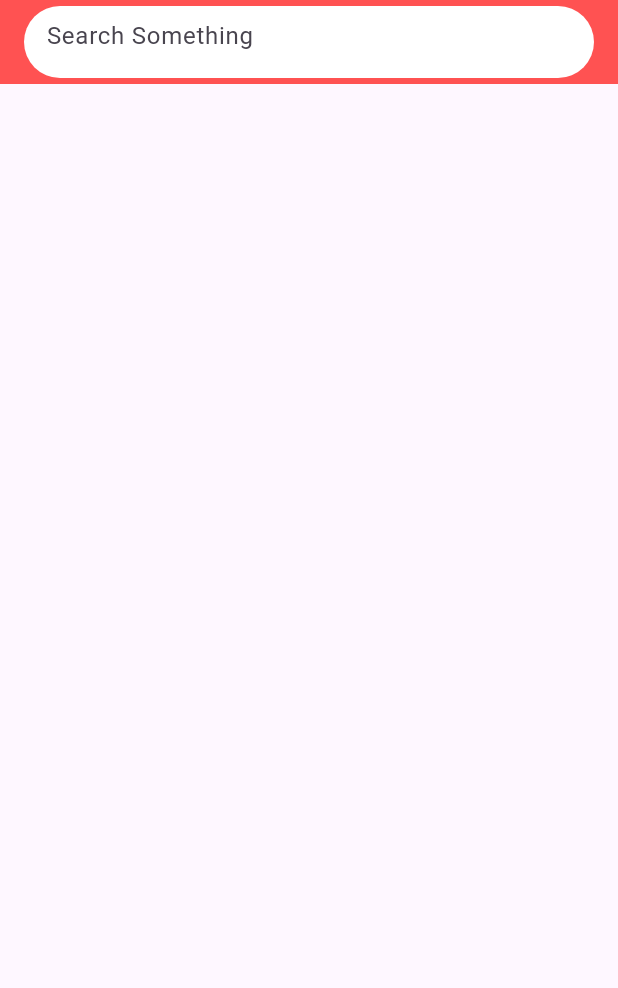
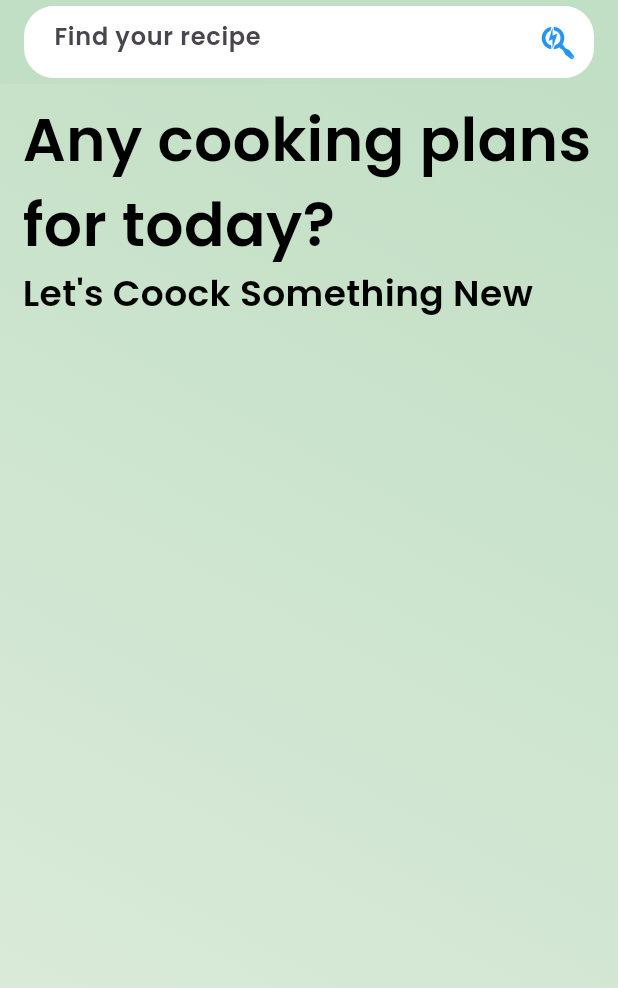
Before and after one commit to khairulcse76/ekitcheen, a Flutter app: the screen it shows after launch, on a phone screen of 412 x 824 dp. Shown: the top 988 px of the screen. Run offline on Flutter 3.47's test engine with Material 3 defaults, Android fonts, the phone set to English and light mode, and no system bars; our stand-ins replace font_awesome_flutter.

Commit message:
initial in home Laptop

```diff
--- a/lib/activity/home_activity.dart
+++ b/lib/activity/home_activity.dart
@@ -1,3 +1,4 @@
+import 'package:ekitcheen/widgets/MySearchBar.dart';
 import 'package:flutter/material.dart';
 import 'package:font_awesome_flutter/font_awesome_flutter.dart';
 
@@ -10,34 +11,74 @@ class HomeActivity extends StatefulWidget {
 
 class _HomeActivityState extends State<HomeActivity> {
   TextEditingController searchCtrl = TextEditingController();
+
+  @override
+  void dispose() {
+    searchCtrl.dispose();
+    super.dispose();
+  }
+
   @override
   Widget build(BuildContext context) {
     return Scaffold(
       appBar: AppBar(
-        backgroundColor: Colors.redAccent,
-        title:Container(
-          decoration: const BoxDecoration(
-            color: Colors.white,
-            borderRadius: BorderRadius.all(Radius.circular(30))
-          ),
-          child: Padding(
-            padding: const EdgeInsets.only(left: 15),
-            child: TextField(
-              controller: searchCtrl,
-              decoration: InputDecoration(
-                constraints: const BoxConstraints(
-                  maxWidth: 600,
-                ),
-                suffixIcon: IconButton(onPressed: (){}, icon: const Icon(FontAwesomeIcons.searchengin, color: Colors.white,)),
-                hintText: "Search Something",
-                border: InputBorder.none,
-              ),
-
-            ),
-          ),
-        ),
+        backgroundColor: Color(0xFFc1dfc4),
+        title:MySearchbar(
+            searchCtrl: searchCtrl,
+            backgroundColor: Colors.white,
+            textHint: "Find your recipe",
+            onPressedIcon: (){
+              if((searchCtrl.text).replaceAll(" ", "")==""){
+              }else{
+                setState(() {
+                  print("Print Text from onPressedIcon: ${searchCtrl.text}");
+                });
+                searchCtrl.clear();
+              }
+            },
+            onEditingComplete: (){
+              FocusScope.of(context).requestFocus(FocusNode());
+              setState(() {
+                print("Print Text from onEditingComplete: ${searchCtrl.text}");
+              });
+              searchCtrl.clear();
+            }),
         centerTitle: true,
         foregroundColor: Colors.white,
+      ),
+      body: Stack(
+        children: [
+          Container(
+            height: MediaQuery.of(context).size.height,
+            width: MediaQuery.of(context).size.width,
+            decoration:  BoxDecoration(
+              gradient: LinearGradient(
+                begin: Alignment.topRight,
+                end: Alignment.bottomLeft,
+                  colors: [
+                    Color(0xFFc1dfc4),
+                    Color(0xFFdeecdd),
+                  ])
+            ),
+            child:  Column(
+              //mainAxisAlignment: MainAxisAlignment.start,
+              children: [
+                Container(
+                  padding:  const EdgeInsets.only(left: 15, right: 10, top: 8, bottom: 5),
+                    child:  const Column(
+                      crossAxisAlignment: CrossAxisAlignment.start,
+                      //mainAxisAlignment: MainAxisAlignment.start,
+                      children: [
+                        Text("Any cooking plans for today?", style: TextStyle(fontWeight: FontWeight.bold,fontSize: 40, color: Colors.black),),
+                        Text("Let's Coock Something New", style: TextStyle(fontSize: 24, color: Colors.black)),
+                      ],
+                    ),
+                ),
+
+              ],
+            ),
+          )
+        ],
       ),
     );//Scaffhold Close
   }
--- a/lib/app.dart
+++ b/lib/app.dart
@@ -12,6 +12,7 @@ class MyApp extends StatelessWidget {
       debugShowCheckedModeBanner: false,
       themeMode: ThemeMode.system,
       theme: ThemeData(
+        fontFamily: "Poppins",
         primarySwatch: Colors.green,
         useMaterial3: true,
       ),
--- /dev/null
+++ b/lib/widgets/MySearchBar.dart
@@ -0,0 +1,49 @@
+import 'package:flutter/material.dart';
+import 'package:font_awesome_flutter/font_awesome_flutter.dart';
+
+class MySearchbar extends StatelessWidget {
+  MySearchbar(
+      {super.key,
+      required this.searchCtrl,
+      this.textHint = "Search",
+      this.iconColor = Colors.blue,
+      this.backgroundColor = Colors.green,
+      required this.onPressedIcon,
+      required this.onEditingComplete});
+
+  TextEditingController searchCtrl;
+  String? textHint;
+  Color? iconColor;
+  Color? backgroundColor;
+  void Function()? onPressedIcon;
+  void Function()? onEditingComplete;
+
+  @override
+  Widget build(BuildContext context) {
+    return Container(
+      decoration: BoxDecoration(
+          color: backgroundColor,
+          borderRadius: BorderRadius.all(Radius.circular(20))),
+      child: Padding(
+        padding: const EdgeInsets.only(left: 20),
+        child: TextField(
+          controller: searchCtrl,
+          decoration: InputDecoration(
+            constraints: const BoxConstraints(
+              maxWidth: 600,
+            ),
+            suffixIcon: IconButton(
+                onPressed: onPressedIcon,
+                icon: Icon(
+                  FontAwesomeIcons.searchengin,
+                  color: iconColor,
+                )),
+            hintText: textHint,
+            border: InputBorder.none,
+          ),
+          onEditingComplete: onEditingComplete,
+        ),
+      ),
+    );
+  }
+}
```
Also changed, not shown: pubspec.yaml (+4 -4 lines), fonts/Poppins-SemiBold.ttf (added), lib/widgets.dart (added).
